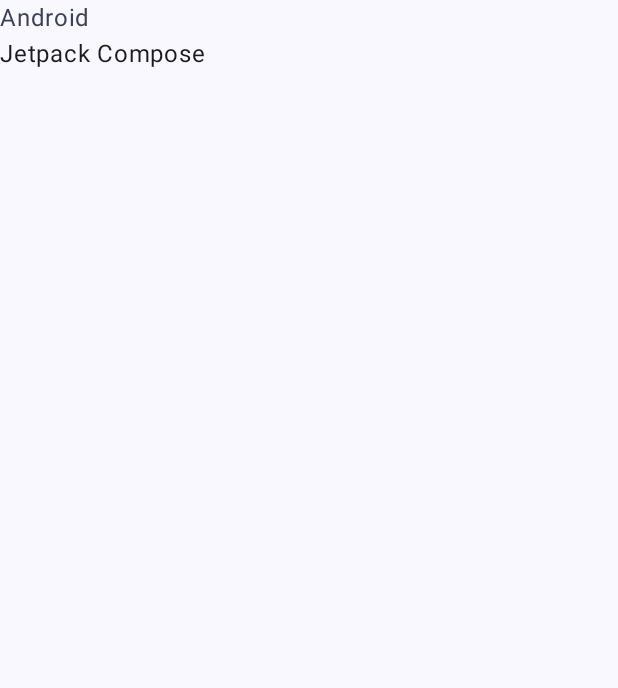
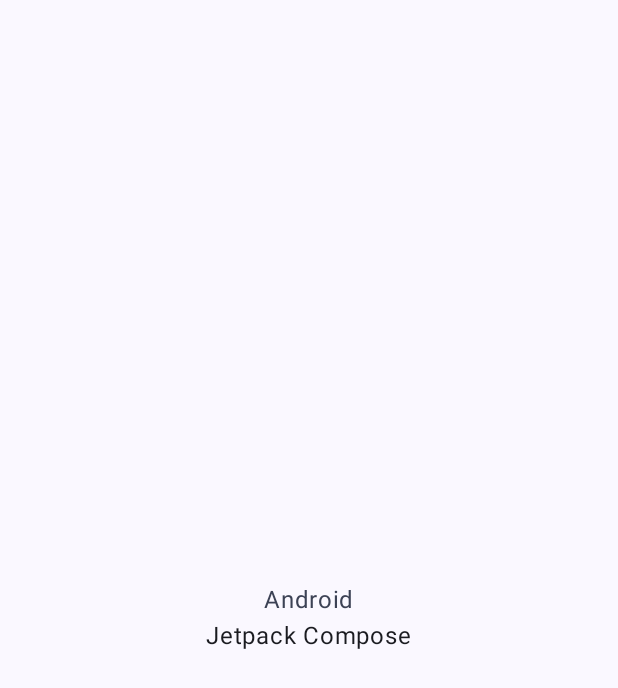
Before and after one commit to DanJBower/ColourOfTheMonth, an Android app built with Jetpack Compose: the screen it shows after launch (MainActivity), on a phone screen of 412 x 824 dp. Shown: the top 688 px of the screen. Run offline under Robolectric (Android 15) with nearby library versions, the phone set to English and light mode, and no system bars.

Commit message:
Got simple text available in the center of the app

```diff
--- a/ColourOfTheMonth/app/src/main/java/com/danjbower/colourofthemonth/MainActivity.kt
+++ b/ColourOfTheMonth/app/src/main/java/com/danjbower/colourofthemonth/MainActivity.kt
@@ -5,14 +5,14 @@ import android.os.Bundle
 import androidx.activity.ComponentActivity
 import androidx.activity.compose.setContent
 import androidx.activity.enableEdgeToEdge
+import androidx.compose.foundation.layout.Arrangement
 import androidx.compose.foundation.layout.Column
 import androidx.compose.foundation.layout.fillMaxSize
-import androidx.compose.foundation.layout.padding
 import androidx.compose.material3.MaterialTheme
-import androidx.compose.material3.Scaffold
 import androidx.compose.material3.Surface
 import androidx.compose.material3.Text
 import androidx.compose.runtime.Composable
+import androidx.compose.ui.Alignment
 import androidx.compose.ui.Modifier
 import androidx.compose.ui.tooling.preview.Preview
 import com.danjbower.colourofthemonth.ui.theme.ColourOfTheMonthTheme
@@ -40,7 +40,9 @@ fun MainContent()
 {
     ColourOfTheMonthTheme {
         Surface(modifier = Modifier.fillMaxSize()) {
-            MessageCard(Message("Android", "Jetpack Compose"))
+            MessageCard(
+                msg = Message("Android", "Jetpack Compose"),
+            )
         }
     }
 }
@@ -49,7 +51,11 @@ data class Message(val author: String, val body: String)
 
 @Composable
 fun MessageCard(msg: Message) {
-    Column {
+    Column(
+        modifier = Modifier.fillMaxSize(),
+        verticalArrangement = Arrangement.Center,
+        horizontalAlignment = Alignment.CenterHorizontally
+    ) {
         Text(
             text = msg.author,
             color = MaterialTheme.colorScheme.secondary
```
